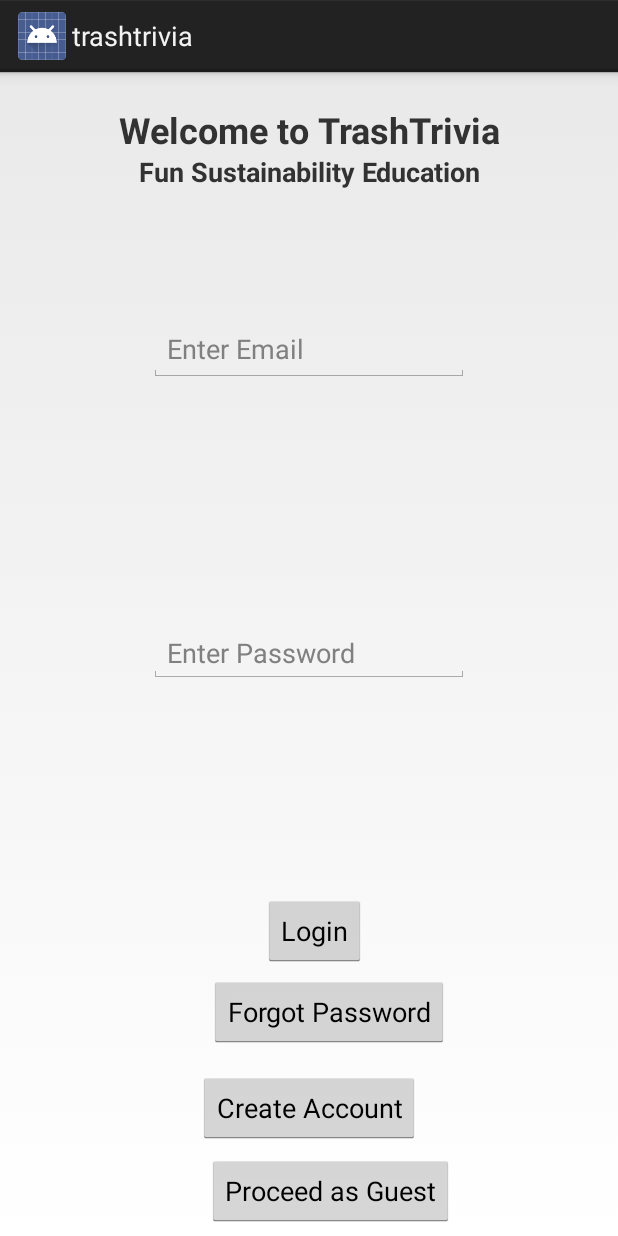
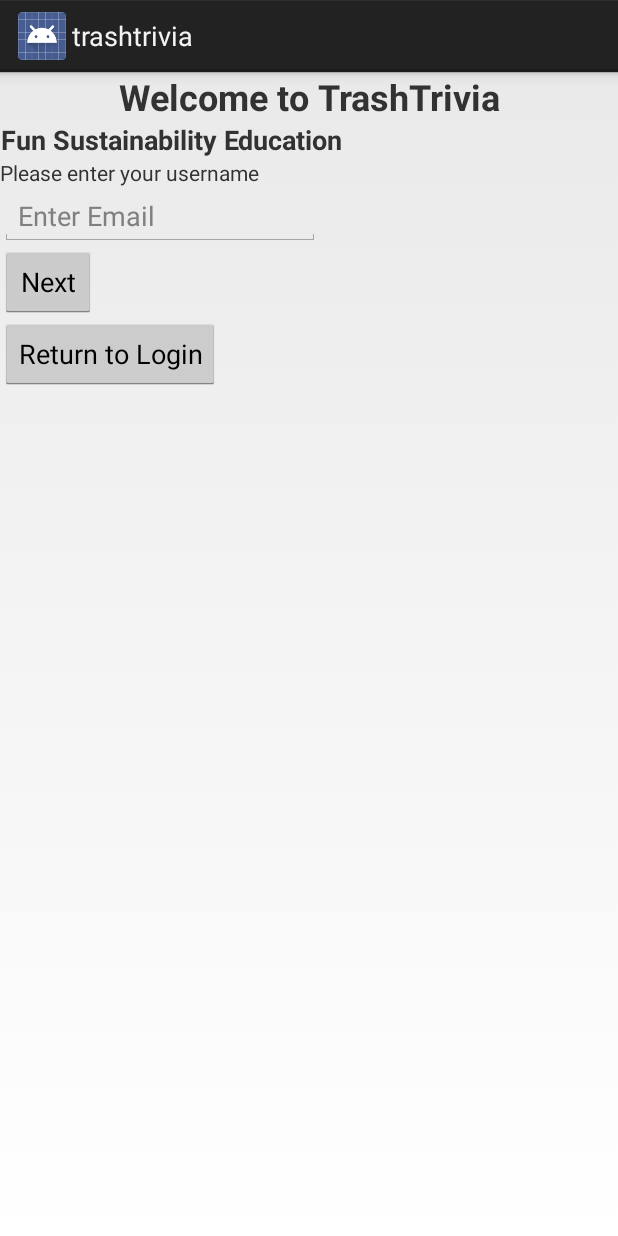
Before and after one commit to dwgarrett2013/trashtrivia, an Android app: the screen it shows after launch (MainActivity before the commit, ForgotPasswordAskPasswordActivity after it), after a tap on "Forgot Password", on a phone screen of 412 x 824 dp. Run offline under Robolectric (Android 15) with nearby library versions, the phone set to English and light mode, and no system bars; our stand-ins replace Firebase (no records; nobody signed in at launch, a user with empty details on screens opened directly).

```diff
--- a/app/src/main/AndroidManifest.xml
+++ b/app/src/main/AndroidManifest.xml
@@ -17,7 +17,9 @@
             </intent-filter>
         </activity>
         <activity android:name=".HomepageActivity" />
-        <activity android:name=".CreateAccountActivity"></activity>
+        <activity android:name=".CreateAccountActivity" />
+        <activity android:name=".ForgotPasswordAskPasswordActivity" />
+        <activity android:name=".AnswerSecurityQuestionActivity"></activity>
     </application>
 
 </manifest>
--- /dev/null
+++ b/app/src/main/java/com/example/david/trashtrivia/ForgotPasswordAskPasswordActivity.java
@@ -0,0 +1,48 @@
+package com.example.david.trashtrivia;
+
+import android.app.Activity;
+import android.content.Intent;
+import android.os.Bundle;
+import android.view.View;
+import android.widget.Button;
+import android.widget.EditText;
+import android.widget.Toast;
+
+public class ForgotPasswordAskPasswordActivity extends Activity implements View.OnClickListener {
+
+    private Button buttonNext, buttonReturnToLogin;
+
+    private EditText editTextEnterUserName;
+
+    @Override
+    protected void onCreate(Bundle savedInstanceState) {
+        super.onCreate(savedInstanceState);
+        setContentView(R.layout.activity_forgot_password_ask_password);
+
+        buttonNext=findViewById(R.id.button_submit_security_question_answer);
+        buttonReturnToLogin=findViewById(R.id.button_return_to_login);
+        editTextEnterUserName=findViewById(R.id.edit_text_forgot_username_answer);
+
+        buttonNext.setOnClickListener(this);
+        buttonReturnToLogin.setOnClickListener(this);
+    }
+
+    @Override
+    public void onClick(View v) {
+        if(v == buttonReturnToLogin){
+            System.out.println("loginpressseed");
+            Intent intentReturnToLogin=new Intent(getApplicationContext(),MainActivity.class);
+            startActivity(intentReturnToLogin);
+        }
+        else if(v == buttonNext){
+            if(editTextEnterUserName.getText().toString().isEmpty()){
+                Toast.makeText(getApplicationContext(), "Please enter an email", Toast.LENGTH_SHORT).show();
+            }
+            else {
+                Intent intentAnswerSecurityQuestion=new Intent(getApplicationContext(),AnswerSecurityQuestionActivity.class);
+                intentAnswerSecurityQuestion.putExtra("requestedUsername",editTextEnterUserName.getText().toString());
+                startActivity(intentAnswerSecurityQuestion);
+            }
+        }
+    }
+}
--- a/app/src/main/java/com/example/david/trashtrivia/MainActivity.java
+++ b/app/src/main/java/com/example/david/trashtrivia/MainActivity.java
@@ -42,11 +42,11 @@ public class MainActivity extends Activity implements View.OnClickListener{
         //Link Button Objects to elements in the view
         buttonLogin = findViewById(R.id.buttonLogin);
         buttonForgotPassword=findViewById(R.id.buttonForgotPassword);
-        buttonCreateAccount = findViewById(R.id.button_create_account);
+        buttonCreateAccount = findViewById(R.id.button_submit_security_question_answer);
         buttonProceedAsGuest=findViewById(R.id.button_return_to_login);
 
         //Link EditText Objects to elements in the view
-        editTextEmail = findViewById(R.id.editTextAccountCreateEmail);
+        editTextEmail = findViewById(R.id.edit_text_forgot_username_answer);
         editTextPassword = findViewById(R.id.editTextPassword);
 
         //Add OnClickListeners to Button objects
@@ -70,6 +70,11 @@ public class MainActivity extends Activity implements View.OnClickListener{
         if(v == buttonCreateAccount) {
             Intent intentCreateAccount = new Intent(getApplicationContext(),CreateAccountActivity.class);
             startActivity(intentCreateAccount);
+        }
+
+        else if(v == buttonForgotPassword){
+            Intent intentForgotPassword = new Intent(getApplicationContext(),ForgotPasswordAskPasswordActivity.class);
+            startActivity(intentForgotPassword);
         }
 
         else if(v ==buttonProceedAsGuest) {
--- /dev/null
+++ b/app/src/main/res/layout/activity_forgot_password_ask_password.xml
@@ -0,0 +1,75 @@
+<?xml version="1.0" encoding="utf-8"?>
+
+<ScrollView xmlns:android="http://schemas.android.com/apk/res/android"
+    xmlns:app="http://schemas.android.com/apk/res-auto"
+    xmlns:tools="http://schemas.android.com/tools"
+    android:id="@+id/ScrollView01"
+    android:layout_width="fill_parent"
+    tools:context=".ForgotPasswordAskPasswordActivity"
+    android:layout_height="fill_parent" >
+
+    <RelativeLayout xmlns:android="http://schemas.android.com/apk/res/android"
+        xmlns:app="http://schemas.android.com/apk/res-auto"
+        xmlns:tools="http://schemas.android.com/tools"
+        android:id="@+id/relativeLayout"
+        android:layout_width="match_parent"
+        android:layout_height="10dp">
+
+        <LinearLayout
+            android:layout_width="match_parent"
+            android:layout_height="match_parent"
+            android:orientation="vertical">
+
+            <TextView
+                android:id="@+id/title_text"
+                android:layout_width="match_parent"
+                android:layout_height="wrap_content"
+                android:gravity="center_horizontal"
+                android:text="@string/login_title"
+                android:textSize="24sp"
+                android:textStyle="bold"
+                android:typeface="sans" />
+
+            <TextView
+                android:id="@+id/subtitle_text"
+                android:layout_width="wrap_content"
+                android:layout_height="wrap_content"
+                android:gravity="center_horizontal"
+                android:text="@string/login_subtitle_text"
+                android:textSize="18sp"
+                android:textStyle="bold"
+                android:typeface="sans"
+                tools:text="@string/login_subtitle_text" />
+
+            <TextView
+                android:id="@+id/request_username_text"
+                android:layout_width="match_parent"
+                android:layout_height="wrap_content"
+                android:text="@string/request_username" />
+
+            <EditText
+                android:id="@+id/edit_text_forgot_username_answer"
+                android:layout_width="wrap_content"
+                android:layout_height="wrap_content"
+                android:ems="10"
+                android:hint="@string/email_hint"
+                android:inputType="textPersonName"
+                app:layout_constraintBottom_toBottomOf="parent"
+                app:layout_constraintEnd_toEndOf="parent"
+                app:layout_constraintStart_toStartOf="parent" />
+
+            <Button
+                android:id="@+id/button_submit_security_question_answer"
+                android:layout_width="wrap_content"
+                android:layout_height="wrap_content"
+                android:text="@string/next_text" />
+
+            <Button
+                android:id="@+id/button_return_to_login"
+                android:layout_width="wrap_content"
+                android:layout_height="wrap_content"
+                android:text="@string/return_to_login_text" />
+
+        </LinearLayout>
+    </RelativeLayout>
+</ScrollView>
--- a/app/src/main/res/layout/activity_main.xml
+++ b/app/src/main/res/layout/activity_main.xml
@@ -7,7 +7,7 @@
     tools:context=".MainActivity">
 
     <EditText
-        android:id="@+id/editTextAccountCreateEmail"
+        android:id="@+id/edit_text_forgot_username_answer"
         android:layout_width="wrap_content"
         android:layout_height="43dp"
         android:layout_alignParentTop="true"
@@ -29,7 +29,7 @@
         android:ems="10"
         android:hint="@string/password_hint"
         android:inputType="textPersonName"
-        app:layout_constraintBottom_toTopOf="@+id/editTextAccountCreateEmail"
+        app:layout_constraintBottom_toTopOf="@+id/edit_text_forgot_username_answer"
         app:layout_constraintEnd_toEndOf="parent"
         app:layout_constraintStart_toStartOf="parent"
         app:layout_constraintTop_toTopOf="parent"
@@ -42,9 +42,9 @@
         android:layout_alignParentBottom="true"
         android:layout_marginEnd="-112dp"
         android:layout_marginBottom="179dp"
-        android:layout_toStartOf="@+id/button_create_account"
+        android:layout_toStartOf="@+id/button_submit_security_question_answer"
         android:text="@string/login_button_text"
-        android:layout_toLeftOf="@+id/button_create_account"
+        android:layout_toLeftOf="@+id/button_submit_security_question_answer"
         android:layout_marginRight="-112dp" />
 
     <Button
@@ -72,7 +72,7 @@
         android:text="@string/proceed_as_guest_button_text" />
 
     <Button
-        android:id="@+id/button_create_account"
+        android:id="@+id/button_submit_security_question_answer"
         android:layout_width="wrap_content"
         android:layout_height="wrap_content"
         android:layout_alignParentBottom="true"
--- a/app/src/main/res/values/strings.xml
+++ b/app/src/main/res/values/strings.xml
@@ -22,4 +22,9 @@
     <string name="radio_button_security_question_text_1">What is your middle name?</string>
     <string name="radio_button_security_question_text_2">What is your hometown</string>
     <string name="security_question_answer_hint">Security Question Answer</string>
+    <string name="request_username">Please enter your username</string>
+    <string name="next_text">Next</string>
+    <string name="request_security_answer_text">Please enter the answer to the below security question</string>
+    <string name="enter_answer_text">Enter Answer</string>
+    <string name="submit_answer_text">Submit Answer</string>
 </resources>
```
Also changed, not shown: app/src/main/java/com/example/david/trashtrivia/AnswerSecurityQuestionActivity.java (added, +84 -0 lines), app/src/main/java/com/example/david/trashtrivia/CreateAccountActivity.java (+17 -2 lines), app/src/main/res/layout/activity_answer_security_question.xml (added, +83 -0 lines), app/src/main/res/layout/activity_create_account.xml (+4 -4 lines).
